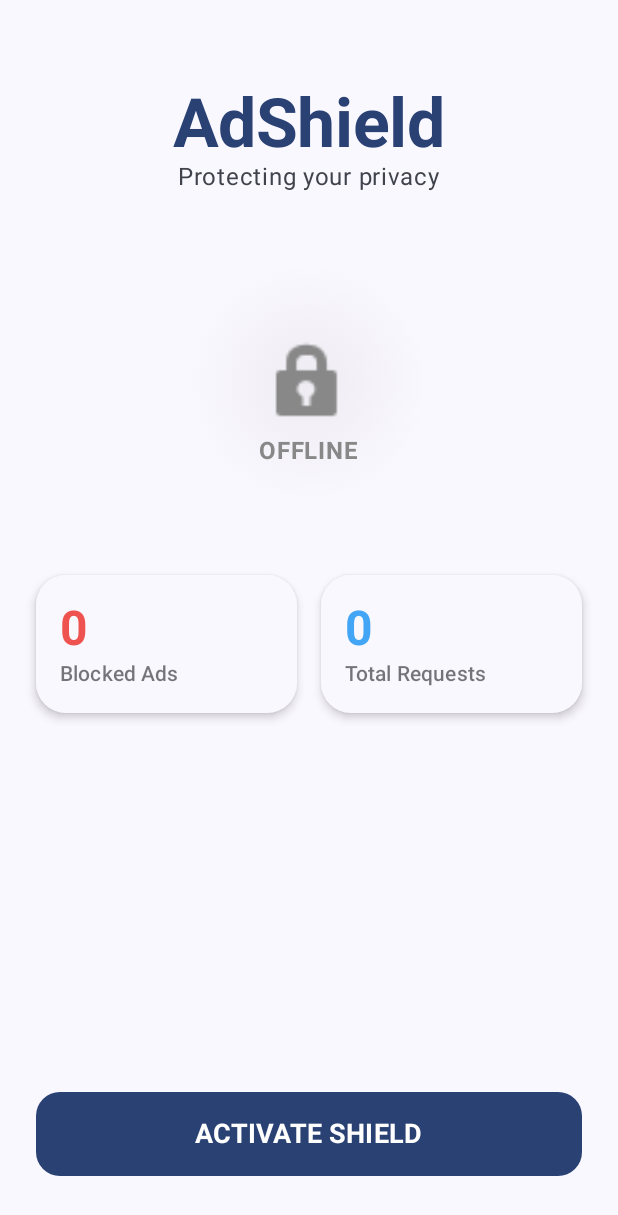
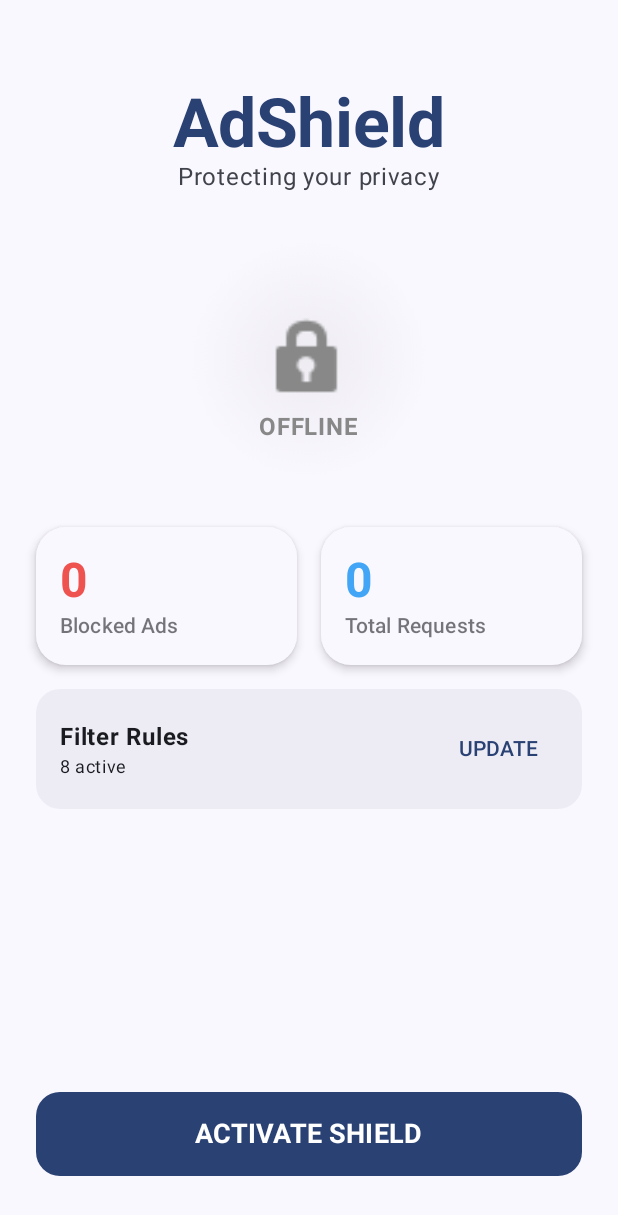
Before and after one commit to ustaloff/gapp, an Android app built with Jetpack Compose: the MainActivity screen opened directly, with no data from a screen before it, on a phone screen of 412 x 824 dp. Shown: the top 1215 px of the screen. Run offline under Robolectric (Android 15) with nearby library versions, the phone set to English and light mode, and no system bars.

Commit message:
2nd commit

```diff
--- a/app/src/main/java/com/example/adshield/MainActivity.kt
+++ b/app/src/main/java/com/example/adshield/MainActivity.kt
@@ -19,6 +19,7 @@ import androidx.compose.ui.graphics.Color
 import androidx.compose.ui.text.font.FontWeight
 import androidx.compose.ui.unit.dp
 import androidx.compose.ui.unit.sp
+import kotlinx.coroutines.launch
 import com.example.adshield.data.VpnStats
 import com.example.adshield.service.LocalVpnService
 import com.example.adshield.ui.theme.AdShieldTheme
@@ -99,6 +100,34 @@ fun DashboardScreen(
     val blockedCount by VpnStats.blockedCount.collectAsState()
     val totalCount by VpnStats.totalRequests.collectAsState()
 
+    // Coroutine Scope for UI actions (downloading)
+    val scope = rememberCoroutineScope()
+
+    // Filter State
+    var filterCount by remember { mutableStateOf(com.example.adshield.filter.FilterEngine.getRuleCount()) }
+    var isUpdatingFilters by remember { mutableStateOf(false) }
+
+    // Auto-update on first launch if list is small
+    LaunchedEffect(Unit) {
+        if (filterCount < 100) {
+            isUpdatingFilters = true
+            kotlinx.coroutines.delay(1000) // Small delay for UX
+            // Perform download in IO context inside the LaunchedEffect scope
+            kotlinx.coroutines.withContext(kotlinx.coroutines.Dispatchers.IO) {
+                val newRules = com.example.adshield.data.FilterRepository.downloadAndParseFilters()
+                 // Switch back to Main is implicit when updating state in Compose but let's be safe/explicit if needed,
+                 // actually LaunchedEffect runs on main, so we just need to offload the heavy work.
+                 if (newRules.isNotEmpty()) {
+                     com.example.adshield.filter.FilterEngine.updateBlocklist(newRules)
+                     // Update UI state on Main thread (implied by return from withContext)
+                 }
+            }
+            // Update UI state after suspension
+            filterCount = com.example.adshield.filter.FilterEngine.getRuleCount()
+            isUpdatingFilters = false
+        }
+    }
+
     Column(
         modifier = Modifier
             .fillMaxSize()
@@ -118,12 +147,13 @@ fun DashboardScreen(
             color = MaterialTheme.colorScheme.onSurfaceVariant
         )
 
-        Spacer(modifier = Modifier.height(48.dp))
+        Spacer(modifier = Modifier.height(32.dp))
 
         StatusIndicator(isRunning)
 
-        Spacer(modifier = Modifier.height(48.dp))
+        Spacer(modifier = Modifier.height(32.dp))
 
+        // Stats Row
         Row(
             modifier = Modifier.fillMaxWidth(),
             horizontalArrangement = Arrangement.spacedBy(16.dp)
@@ -140,6 +170,48 @@ fun DashboardScreen(
                 color = Color(0xFF42A5F5), // Blue
                 modifier = Modifier.weight(1f)
             )
+        }
+
+        Spacer(modifier = Modifier.height(16.dp))
+
+        // Filter Database Card
+        Card(
+            modifier = Modifier.fillMaxWidth(),
+            shape = RoundedCornerShape(16.dp),
+            colors = CardDefaults.cardColors(containerColor = MaterialTheme.colorScheme.surfaceVariant.copy(alpha=0.5f))
+        ) {
+            Row(
+                modifier = Modifier.padding(16.dp).fillMaxWidth(),
+                horizontalArrangement = Arrangement.SpaceBetween,
+                verticalAlignment = Alignment.CenterVertically
+            ) {
+                Column {
+                    Text("Filter Rules", fontWeight = FontWeight.Bold)
+                    Text("$filterCount active", style = MaterialTheme.typography.bodySmall)
+                }
+
+                if (isUpdatingFilters) {
+                    CircularProgressIndicator(modifier = Modifier.size(24.dp), strokeWidth = 2.dp)
+                } else {
+                    TextButton(onClick = {
+                        isUpdatingFilters = true
+                        // Use rememberCoroutineScope's launch
+                        scope.launch {
+                             kotlinx.coroutines.withContext(kotlinx.coroutines.Dispatchers.IO) {
+                                val newRules = com.example.adshield.data.FilterRepository.downloadAndParseFilters()
+                                if (newRules.isNotEmpty()) {
+                                    com.example.adshield.filter.FilterEngine.updateBlocklist(newRules)
+                                }
+                             }
+                             // Back on Main Logic
+                             filterCount = com.example.adshield.filter.FilterEngine.getRuleCount()
+                             isUpdatingFilters = false
+                        }
+                    }) {
+                        Text("UPDATE")
+                    }
+                }
+            }
         }
 
         Spacer(modifier = Modifier.weight(1f))
--- /dev/null
+++ b/app/src/main/java/com/example/adshield/data/FilterRepository.kt
@@ -0,0 +1,104 @@
+package com.example.adshield.data
+
+import android.util.Log
+import kotlinx.coroutines.Dispatchers
+import kotlinx.coroutines.withContext
+import java.net.URL
+
+object FilterRepository {
+
+    private const val TAG = "FilterRepository"
+
+    // EasyList + RuAdList (Combined) - Official stable mirror
+    private const val RU_ADLIST_URL = "https://easylist-downloads.adblockplus.org/ruadlist+easylist.txt"
+    private const val EASYLIST_URL = "https://easylist.to/easylist/easylist.txt"
+
+    suspend fun downloadAndParseFilters(): Set<String> = withContext(Dispatchers.IO) {
+        val rules = mutableSetOf<String>()
+        val start = System.currentTimeMillis()
+
+        Log.i(TAG, "Starting filter download...")
+
+        try {
+            // We can download multiple lists. For now, let's start with RuAdList/EasyList
+            // Note: This might be large (megabytes).
+            val url = URL(RU_ADLIST_URL)
+            val content = url.readText()
+
+            Log.i(TAG, "Download complete. Size: ${content.length} chars. Parsing...")
+
+            content.lineSequence().forEach { line ->
+                val domain = parseLine(line)
+                if (domain != null) {
+                    rules.add(domain)
+                }
+            }
+
+        } catch (e: Exception) {
+            Log.e(TAG, "Failed to download filters", e)
+             // Return empty set on failure so we don't clear existing hardcoded rules if we rely on them?
+             // Or maybe we returns what we have.
+        }
+
+        Log.i(TAG, "Loaded ${rules.size} rules in ${System.currentTimeMillis() - start}ms")
+        return@withContext rules
+    }
+
+    /**
+     * Extracts a domain from an AdBlock/EasyList rule.
+     * Supports:
+     * - ||example.com^ (Domain block)
+     * - 0.0.0.0 example.com (Hosts format)
+     * - example.com (Simple hosts format)
+     *
+     * Ignores:
+     * - ! Comments
+     * - [Adblock Plus 2.0] headers
+     * - cosmetic rules (##, #@#)
+     */
+    private fun parseLine(line: String): String? {
+        val trimmed = line.trim()
+
+        // 1. Ignore Comments (!), Metadata ([), and Exception Rules (@@)
+        if (trimmed.isEmpty() || trimmed.startsWith("!") || trimmed.startsWith("[") || trimmed.startsWith("@@")) {
+            return null
+        }
+
+        // 2. Handle ||domain.com^ (Standard AdBlock blocking rule)
+        if (trimmed.startsWith("||")) {
+            // Extract content between || and ^ or /
+            // Example: ||ads.facebook.com^ -> ads.facebook.com
+            // Example: ||google-analytics.com/ -> google-analytics.com
+
+            var domain = trimmed.substring(2)
+
+            val separatorIndex = domain.indexOfAny(charArrayOf('^', '/'))
+            if (separatorIndex != -1) {
+                domain = domain.substring(0, separatorIndex)
+            }
+
+            domain = domain.lowercase()
+
+            // Validate: Must look like a domain (have a dot, no weird chars)
+            if (domain.contains('.') && !domain.contains('*') && !domain.contains('=')) {
+                return domain
+            }
+        }
+
+        // 3. Handle Hosts format (0.0.0.0 example.com)
+        if (trimmed.startsWith("0.0.0.0 ") || trimmed.startsWith("127.0.0.1 ")) {
+            val parts = trimmed.split(" ")
+            if (parts.size >= 2) {
+                val domain = parts[1].trim().lowercase()
+                 if (domain.contains('.') && domain != "localhost") {
+                     return domain
+                 }
+            }
+        }
+
+        // 4. Ignore Cosmetic Rules (element hiding)
+        // (Rules with ## or #@# are cosmetic CSS selectors, not DNS blocks)
+
+        return null
+    }
+}
```
Also changed, not shown: app/src/main/java/com/example/adshield/data/AppPreferences.kt (added, +33 -0 lines), app/src/main/java/com/example/adshield/data/AppsRepository.kt (added, +36 -0 lines), app/src/main/java/com/example/adshield/filter/FilterEngine.kt (+73 -15 lines), app/src/main/java/com/example/adshield/net/DnsProxy.kt (+39 -7 lines), app/src/main/java/com/example/adshield/net/PacketUtils.kt (+12 -6 lines), app/src/main/java/com/example/adshield/service/LocalVpnService.kt (+54 -3 lines).
